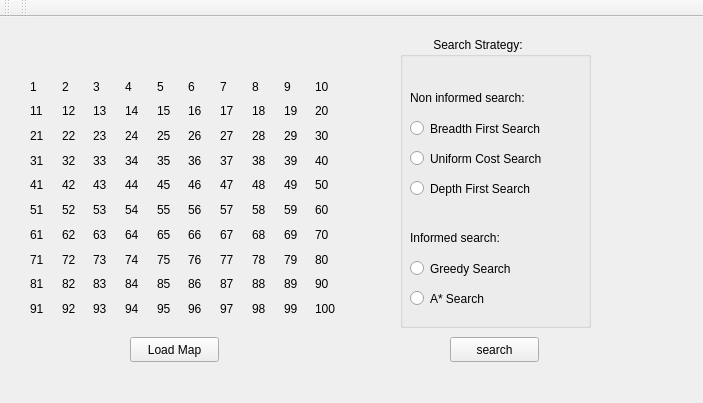
Qt form GUI/labyrinthGUI/mainwindow.ui (DiegoFLM/Search-Algorithms) before a commit.
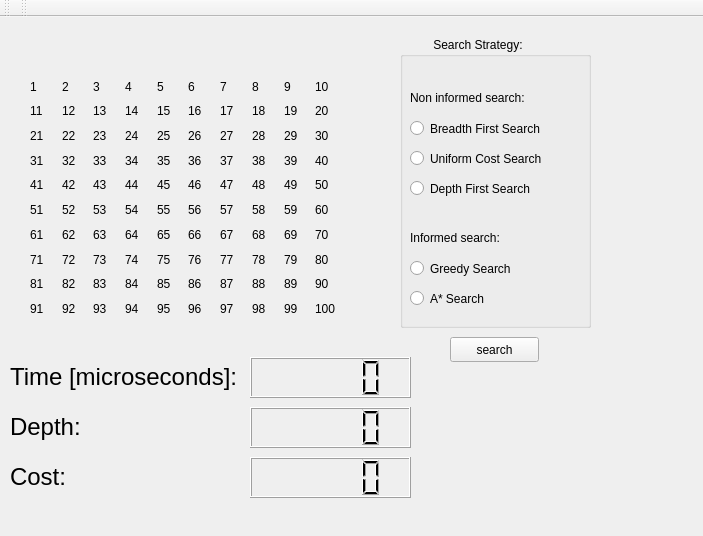
The same form after that commit.

Commit message: time too short

The edit to the form file:
```diff
--- a/GUI/labyrinthGUI/mainwindow.ui
+++ b/GUI/labyrinthGUI/mainwindow.ui
@@ -7,7 +7,7 @@
     <x>0</x>
     <y>0</y>
     <width>703</width>
-    <height>403</height>
+    <height>536</height>
    </rect>
   </property>
   <property name="windowTitle">
@@ -843,17 +843,73 @@
      </property>
     </widget>
    </widget>
-   <widget class="QPushButton" name="loadMapButton">
+   <widget class="QLCDNumber" name="lcdNumber">
     <property name="geometry">
      <rect>
-      <x>130</x>
-      <y>320</y>
-      <width>89</width>
-      <height>25</height>
+      <x>250</x>
+      <y>340</y>
+      <width>161</width>
+      <height>41</height>
      </rect>
     </property>
+   </widget>
+   <widget class="QLabel" name="label_101">
+    <property name="geometry">
+     <rect>
+      <x>10</x>
+      <y>340</y>
+      <width>231</width>
+      <height>41</height>
+     </rect>
+    </property>
     <property name="text">
-     <string>Load Map</string>
+     <string>&lt;html&gt;&lt;head/&gt;&lt;body&gt;&lt;p&gt;&lt;span style=&quot; font-size:18pt;&quot;&gt;Time [microseconds]:&lt;/span&gt;&lt;/p&gt;&lt;/body&gt;&lt;/html&gt;</string>
+    </property>
+   </widget>
+   <widget class="QLabel" name="label_102">
+    <property name="geometry">
+     <rect>
+      <x>10</x>
+      <y>390</y>
+      <width>231</width>
+      <height>41</height>
+     </rect>
+    </property>
+    <property name="text">
+     <string>&lt;html&gt;&lt;head/&gt;&lt;body&gt;&lt;p&gt;&lt;span style=&quot; font-size:18pt;&quot;&gt;Depth: &lt;/span&gt;&lt;/p&gt;&lt;/body&gt;&lt;/html&gt;</string>
+    </property>
+   </widget>
+   <widget class="QLCDNumber" name="lcdNumber_2">
+    <property name="geometry">
+     <rect>
+      <x>250</x>
+      <y>390</y>
+      <width>161</width>
+      <height>41</height>
+     </rect>
+    </property>
+   </widget>
+   <widget class="QLabel" name="label_103">
+    <property name="geometry">
+     <rect>
+      <x>10</x>
+      <y>440</y>
+      <width>231</width>
+      <height>41</height>
+     </rect>
+    </property>
+    <property name="text">
+     <string>&lt;html&gt;&lt;head/&gt;&lt;body&gt;&lt;p&gt;&lt;span style=&quot; font-size:18pt;&quot;&gt;Cost: &lt;/span&gt;&lt;/p&gt;&lt;/body&gt;&lt;/html&gt;</string>
+    </property>
+   </widget>
+   <widget class="QLCDNumber" name="lcdNumber_3">
+    <property name="geometry">
+     <rect>
+      <x>250</x>
+      <y>440</y>
+      <width>161</width>
+      <height>41</height>
+     </rect>
     </property>
    </widget>
   </widget>
```
The commit also changes 15 other files.
